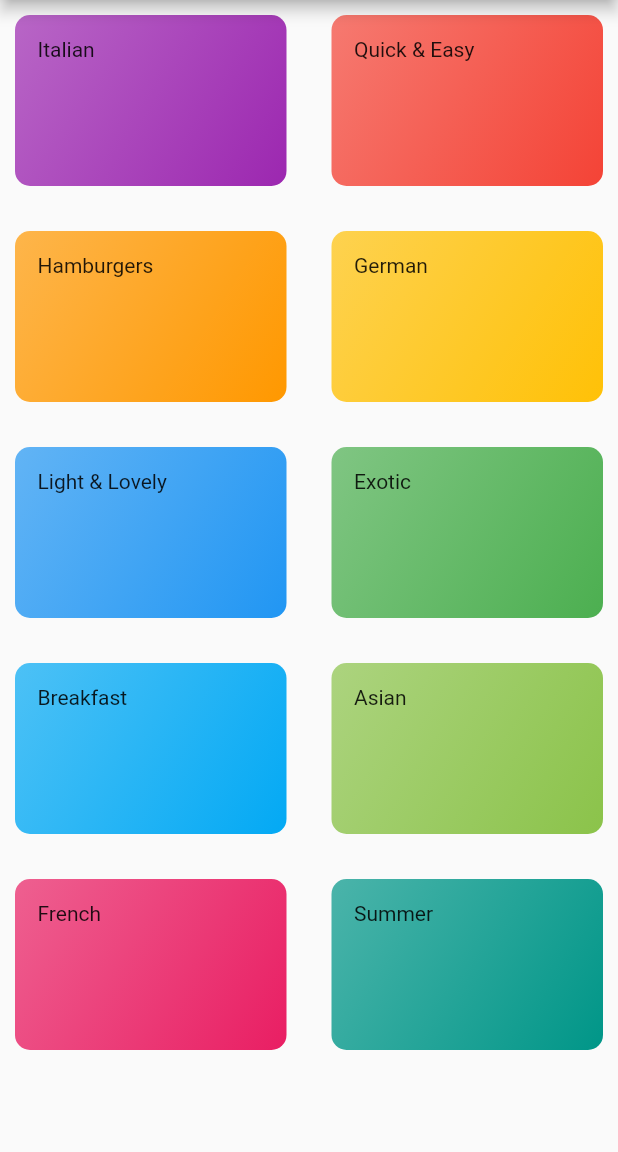
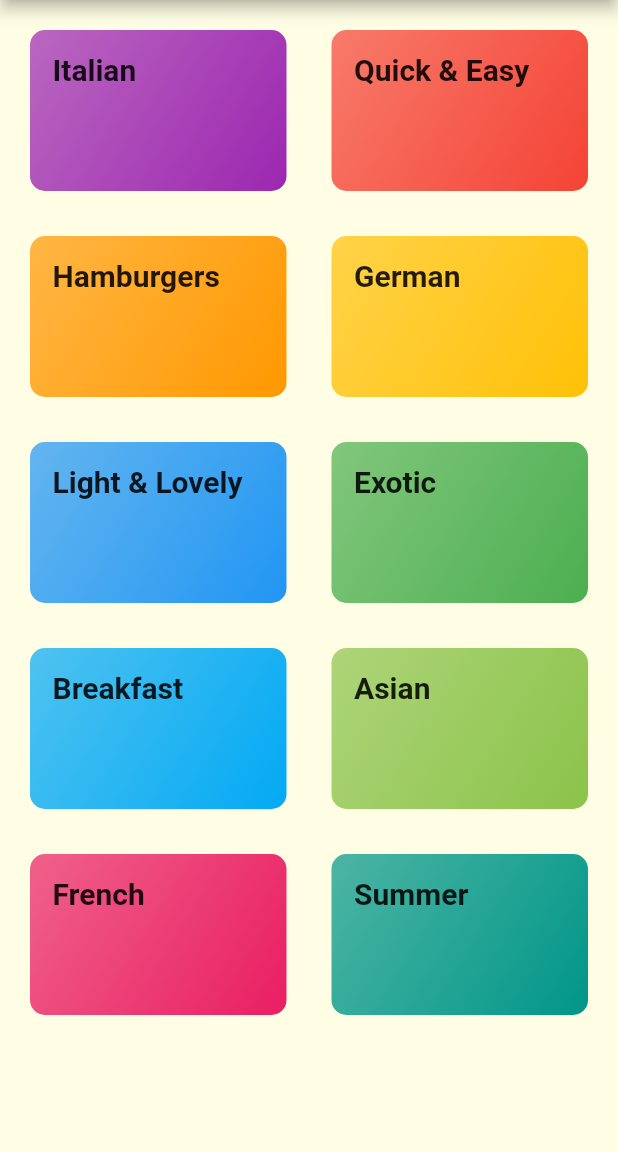
Before and after one commit to akshaymargale/MyRecipes, a Flutter app: the screen it shows after launch, on a phone screen of 412 x 824 dp, the part 84-1236 px from its top. Run offline on Flutter 3.47's test engine with Material 2 defaults, Android fonts, the phone set to English and light mode, and no system bars; Roboto replaces fonts that are missing (Robocondensed).

Commit message:
added fonts

```diff
--- a/my_recipes/lib/category_item.dart
+++ b/my_recipes/lib/category_item.dart
@@ -16,6 +16,7 @@ class CategoryItem extends StatelessWidget {
       padding: EdgeInsets.all(15),
       child: Text(
         title,
+        style: Theme.of(context).textTheme.subtitle1,
       ),
       decoration: BoxDecoration(
           gradient: LinearGradient(
--- a/my_recipes/lib/category_screen.dart
+++ b/my_recipes/lib/category_screen.dart
@@ -11,6 +11,7 @@ class CategoryScreen extends StatelessWidget {
         title: const Text('MyRecipes'),
       ),
       body: GridView(
+        padding: EdgeInsets.all(10),
         children: DUMMY_CATEGORIES
             .map(
               (catData) => CategoryItem(
--- a/my_recipes/lib/main.dart
+++ b/my_recipes/lib/main.dart
@@ -9,7 +9,23 @@ class MyApp extends StatelessWidget {
     return MaterialApp(
       title: 'MyRecipes',
       theme: ThemeData(
-        primarySwatch: Colors.blue,
+        primaryColor: Colors.yellow[200],
+        accentColor: Colors.amber,
+        canvasColor: Color.fromRGBO(255, 254, 229, 1),
+        fontFamily: 'Raleway',
+        textTheme: ThemeData.light().textTheme.copyWith(
+              bodyText1: TextStyle(
+                color: Color.fromRGBO(20, 51, 51, 1),
+              ),
+              bodyText2: TextStyle(
+                color: Color.fromRGBO(20, 51, 51, 1),
+              ),
+              subtitle1: TextStyle(
+                fontFamily: 'Robocondensed',
+                fontSize: 20,
+                fontWeight: FontWeight.bold,
+              ),
+            ),
       ),
       home: CategoryScreen(),
     );
```
Also changed, not shown: my_recipes/pubspec.yaml (+17 -6 lines), my_recipes/assets/fonts/Raleway-Black.ttf (added), my_recipes/assets/fonts/Raleway-Bold.ttf (added), my_recipes/assets/fonts/Raleway-Regular.ttf (added), my_recipes/assets/fonts/RobotoCondensed-Bold.ttf (added), my_recipes/assets/fonts/RobotoCondensed-Italic.ttf (added), my_recipes/assets/fonts/RobotoCondensed-Light.ttf (added), my_recipes/assets/fonts/RobotoCondensed-Regular.ttf (added), my_recipes/pubspec.lock.
